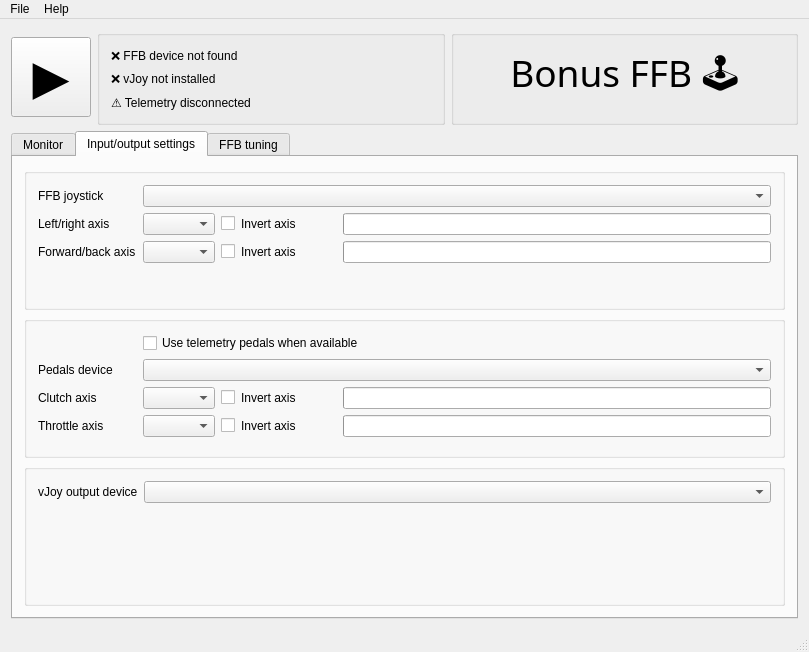
Above: H-Shifter/HShifter.ui from kgmonteith/BonusFFB before the change. Below: the same form after it.
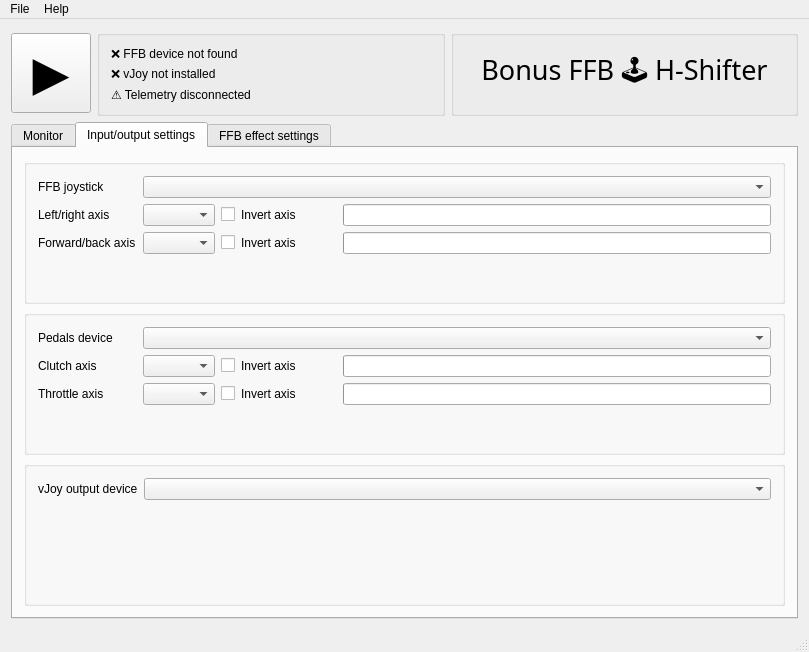
That is the form after the change. The open tabs and pages were chosen to show the change. Icons and pictures are not drawn.

Patch:
```diff
--- a/H-Shifter/HShifter.ui
+++ b/H-Shifter/HShifter.ui
@@ -26,11 +26,11 @@
          <property name="font">
           <font>
            <family>Bahnschrift</family>
-           <pointsize>28</pointsize>
+           <pointsize>20</pointsize>
           </font>
          </property>
          <property name="text">
-          <string>Bonus FFB 🕹️</string>
+          <string>&lt;html&gt;&lt;head/&gt;&lt;body&gt;&lt;p&gt;Bonus FFB 🕹 H-Shifter&lt;/p&gt;&lt;/body&gt;&lt;/html&gt;</string>
          </property>
          <property name="alignment">
           <set>Qt::AlignmentFlag::AlignCenter</set>
@@ -301,7 +301,7 @@
            <string/>
           </property>
           <layout class="QFormLayout" name="formLayout">
-           <item row="0" column="0">
+           <item row="1" column="0">
             <widget class="QLabel" name="label_3">
              <property name="minimumSize">
               <size>
@@ -314,7 +314,7 @@
              </property>
             </widget>
            </item>
-           <item row="0" column="1">
+           <item row="1" column="1">
             <widget class="QComboBox" name="joystickDeviceComboBox">
              <property name="sizePolicy">
               <sizepolicy hsizetype="Minimum" vsizetype="Fixed">
@@ -324,14 +324,14 @@
              </property>
             </widget>
            </item>
-           <item row="1" column="0">
+           <item row="2" column="0">
             <widget class="QLabel" name="label_7">
              <property name="text">
               <string>Left/right axis</string>
              </property>
             </widget>
            </item>
-           <item row="1" column="1">
+           <item row="2" column="1">
             <layout class="QHBoxLayout" name="horizontalLayout_6">
              <item>
               <widget class="QComboBox" name="joystickLRAxisComboBox">
@@ -383,14 +383,14 @@
              </item>
             </layout>
            </item>
-           <item row="2" column="0">
+           <item row="3" column="0">
             <widget class="QLabel" name="label_11">
              <property name="text">
               <string>Forward/back axis</string>
              </property>
             </widget>
            </item>
-           <item row="2" column="1">
+           <item row="3" column="1">
             <layout class="QHBoxLayout" name="horizontalLayout_7">
              <item>
               <widget class="QComboBox" name="joystickFBAxisComboBox">
@@ -454,14 +454,7 @@
            <string/>
           </property>
           <layout class="QFormLayout" name="formLayout_3">
-           <item row="0" column="1">
-            <widget class="QCheckBox" name="checkBox_2">
-             <property name="text">
-              <string>Use telemetry pedals when available</string>
-             </property>
-            </widget>
-           </item>
-           <item row="1" column="0">
+           <item row="0" column="0">
             <widget class="QLabel" name="cluckDeviceLabel">
              <property name="minimumSize">
               <size>
@@ -474,7 +467,7 @@
              </property>
             </widget>
            </item>
-           <item row="1" column="1">
+           <item row="0" column="1">
             <widget class="QComboBox" name="pedalsDeviceComboBox">
              <property name="font">
               <font>
@@ -487,7 +480,7 @@
              </property>
             </widget>
            </item>
-           <item row="2" column="0">
+           <item row="1" column="0">
             <widget class="QLabel" name="clutchAxisLabel">
              <property name="minimumSize">
               <size>
@@ -500,7 +493,7 @@
              </property>
             </widget>
            </item>
-           <item row="2" column="1">
+           <item row="1" column="1">
             <layout class="QHBoxLayout" name="horizontalLayout_9">
              <item>
               <widget class="QComboBox" name="clutchAxisComboBox">
@@ -546,14 +539,14 @@
              </item>
             </layout>
            </item>
-           <item row="3" column="0">
+           <item row="2" column="0">
             <widget class="QLabel" name="label_6">
              <property name="text">
               <string>Throttle axis</string>
              </property>
             </widget>
            </item>
-           <item row="3" column="1">
+           <item row="2" column="1">
             <layout class="QHBoxLayout" name="horizontalLayout_8">
              <item>
               <widget class="QComboBox" name="throttleAxisComboBox">
@@ -619,7 +612,7 @@
       </widget>
       <widget class="QWidget" name="tab_2">
        <attribute name="title">
-        <string>FFB tuning</string>
+        <string>FFB effect settings</string>
        </attribute>
        <layout class="QVBoxLayout" name="verticalLayout_4">
         <item>
```
Left out of the diff: 2 changed lines with no effect on the pictures.
